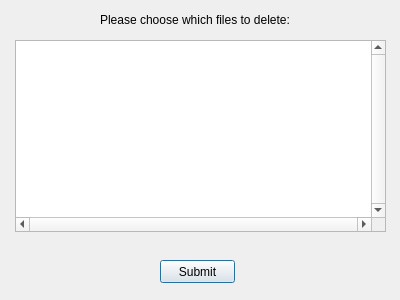
Above: closingWindow.ui from TrinhLab/CASPERapp before the change. Below: the same form after it.
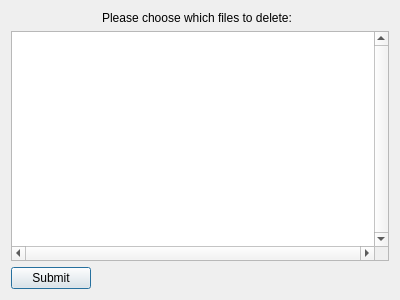
That is the form after the change.

The edit to the form file:
```diff
--- a/closingWindow.ui
+++ b/closingWindow.ui
@@ -13,28 +13,12 @@
   <property name="windowTitle">
    <string>Keep or Delete Files</string>
   </property>
-  <widget class="QLabel" name="title_label">
-   <property name="geometry">
-    <rect>
-     <x>100</x>
-     <y>10</y>
-     <width>271</width>
-     <height>20</height>
-    </rect>
-   </property>
-   <property name="text">
-    <string>Please choose which files to delete:</string>
-   </property>
-  </widget>
+  <property name="styleSheet">
+   <string notr="true">font: 11pt &quot;Sans Serif&quot;;</string>
+  </property>
+  <layout class="QGridLayout" name="gridLayout">
+   <item row="1" column="0" colspan="2">
   <widget class="QTableWidget" name="files_table">
-   <property name="geometry">
-    <rect>
-     <x>15</x>
-     <y>40</y>
-     <width>371</width>
-     <height>192</height>
-    </rect>
-   </property>
    <property name="toolTip">
     <string>&lt;html&gt;&lt;head/&gt;&lt;body&gt;&lt;p&gt;This table has all of the files in your CSPR database folder.&lt;/p&gt;&lt;p&gt;&lt;br/&gt;&lt;/p&gt;&lt;p&gt;Please select/highlight which files you would like deleted upon closure of this program.&lt;/p&gt;&lt;/body&gt;&lt;/html&gt;</string>
    </property>
@@ -60,15 +44,31 @@
     <bool>true</bool>
    </attribute>
   </widget>
+   </item>
+   <item row="0" column="0" alignment="Qt::AlignHCenter">
+    <widget class="QLabel" name="title_label">
+     <property name="text">
+      <string>Please choose which files to delete:</string>
+     </property>
+    </widget>
+   </item>
+   <item row="3" column="0">
+    <layout class="QGridLayout" name="gridLayout_2">
+     <item row="0" column="1">
+      <spacer name="horizontalSpacer">
+       <property name="orientation">
+        <enum>Qt::Horizontal</enum>
+       </property>
+       <property name="sizeHint" stdset="0">
+        <size>
+         <width>40</width>
+         <height>20</height>
+        </size>
+       </property>
+      </spacer>
+     </item>
+     <item row="0" column="0">
   <widget class="QPushButton" name="submit_button">
-   <property name="geometry">
-    <rect>
-     <x>160</x>
-     <y>260</y>
-     <width>75</width>
-     <height>23</height>
-    </rect>
-   </property>
    <property name="toolTip">
     <string>&lt;html&gt;&lt;head/&gt;&lt;body&gt;&lt;p&gt;Once pressed, this button will delete any and all selected/highlighted files in the table.&lt;/p&gt;&lt;p&gt;If no files are selected/highlighted, no files will be deleted.&lt;/p&gt;&lt;p&gt;&lt;br/&gt;&lt;/p&gt;&lt;p&gt;After this process is done, the program will close.&lt;/p&gt;&lt;/body&gt;&lt;/html&gt;</string>
    </property>
@@ -76,6 +76,10 @@
     <string>Submit</string>
    </property>
   </widget>
+     </item>
+    </layout>
+   </item>
+  </layout>
  </widget>
  <resources/>
  <connections/>
```
Lines whose indentation alone changed are shown as unchanged.
